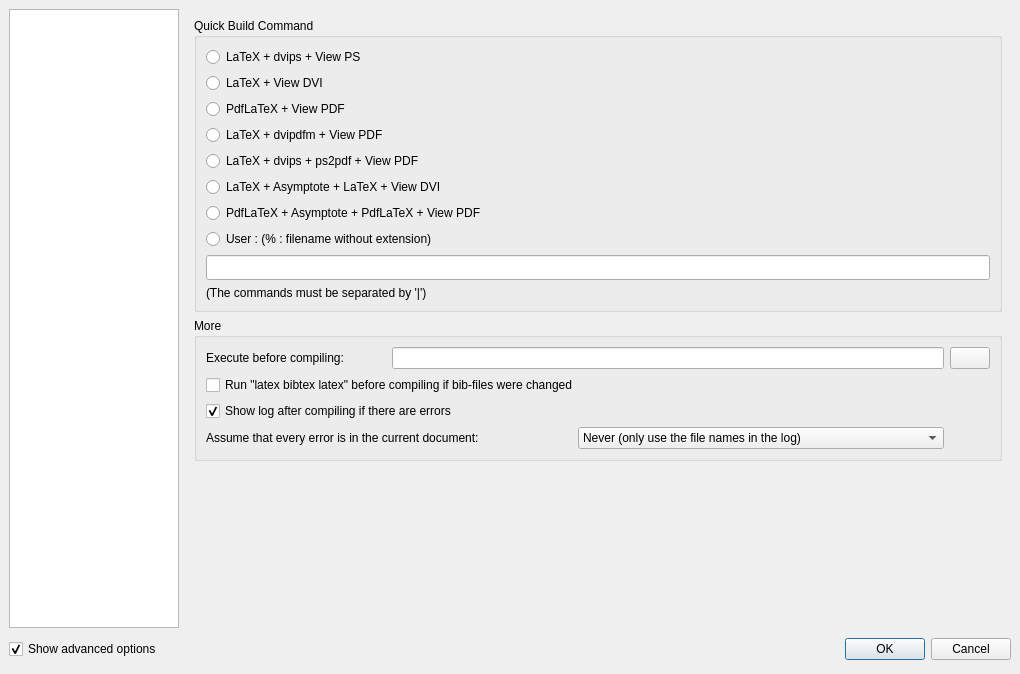
svn2github/texstudio-trunk, file configdialog.ui: the form before one commit.
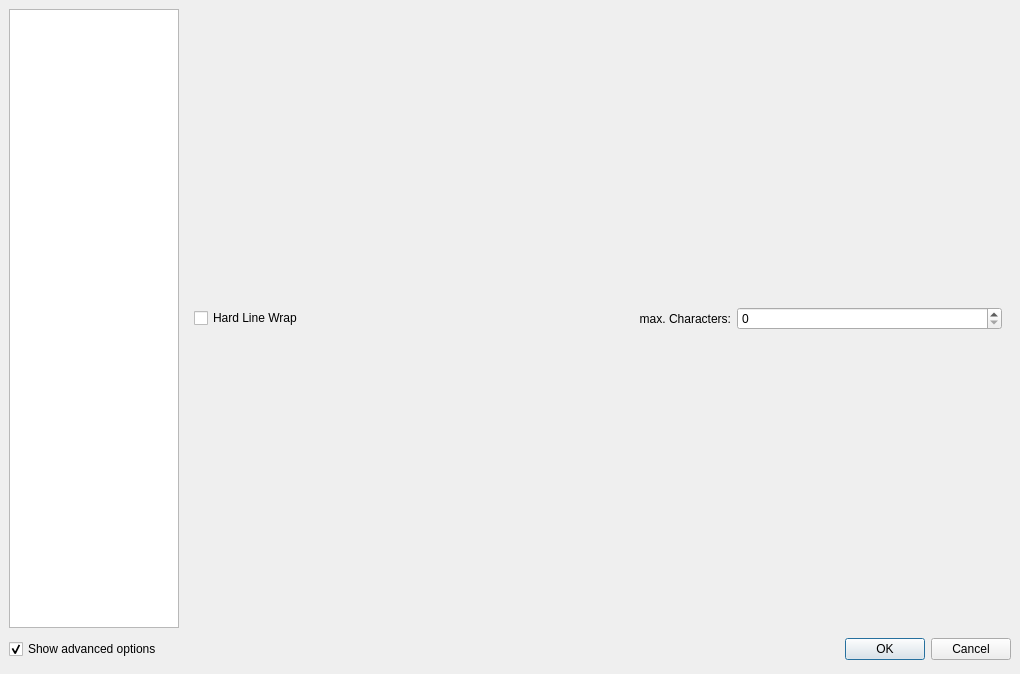
The form after the commit. Icons and pictures are not drawn.

Commit message: hard line wrapping implemented Option dialog needs polishing

```diff
--- a/configdialog.ui
+++ b/configdialog.ui
@@ -137,7 +137,7 @@
       </size>
      </property>
      <property name="currentIndex">
-      <number>2</number>
+      <number>7</number>
      </property>
      <widget class="QWidget" name="page_2">
       <layout class="QVBoxLayout">
@@ -1329,6 +1329,34 @@
        </item>
       </layout>
      </widget>
+     <widget class="QWidget" name="page_7">
+      <layout class="QGridLayout" name="gridLayout">
+       <item row="0" column="0">
+        <widget class="QCheckBox" name="checkBoxHardWordWrap">
+         <property name="text">
+          <string>Hard Line Wrap</string>
+         </property>
+        </widget>
+       </item>
+       <item row="0" column="2">
+        <widget class="QSpinBox" name="spinBoxWrapLineWidth">
+         <property name="maximum">
+          <number>999</number>
+         </property>
+        </widget>
+       </item>
+       <item row="0" column="1">
+        <widget class="QLabel" name="label_23">
+         <property name="text">
+          <string>max. Characters:</string>
+         </property>
+         <property name="alignment">
+          <set>Qt::AlignRight|Qt::AlignTrailing|Qt::AlignVCenter</set>
+         </property>
+        </widget>
+       </item>
+      </layout>
+     </widget>
      <widget class="QWidget" name="page_6">
       <layout class="QVBoxLayout">
        <item>
```
Left out of the diff: 4 changed lines with no effect on the pictures. The commit also changes 11 other files.
